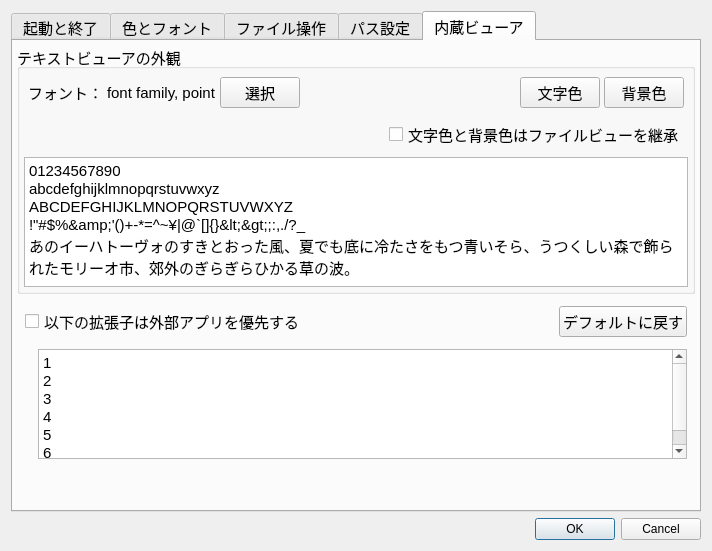
Above: preferencedialog.ui from miyabi-satoh/Gefu before the change. Below: the same form after it.
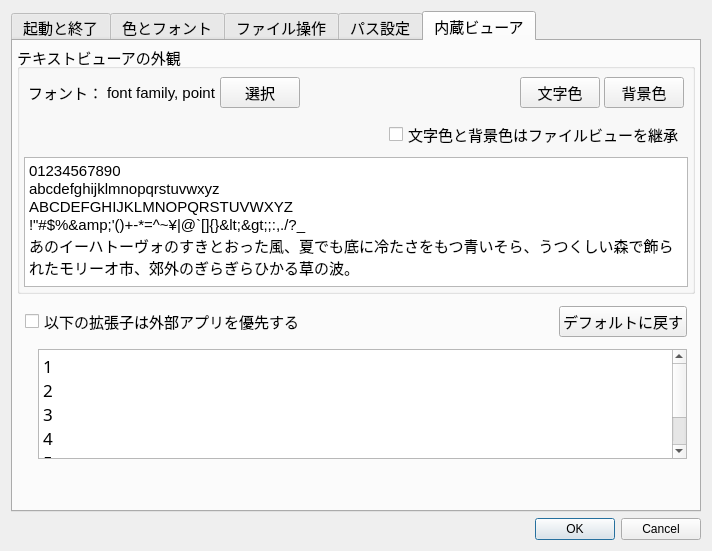
That is the form after the change. The open tabs and pages were chosen to show the change.

```diff
--- a/preferencedialog.ui
+++ b/preferencedialog.ui
@@ -1748,6 +1748,12 @@
                <height>110</height>
               </size>
              </property>
+             <property name="font">
+              <font>
+               <family>Monaco</family>
+               <pointsize>13</pointsize>
+              </font>
+             </property>
              <property name="plainText">
               <string>1
 2
```
Left out of the diff: 4 changed lines with no effect on the pictures.
